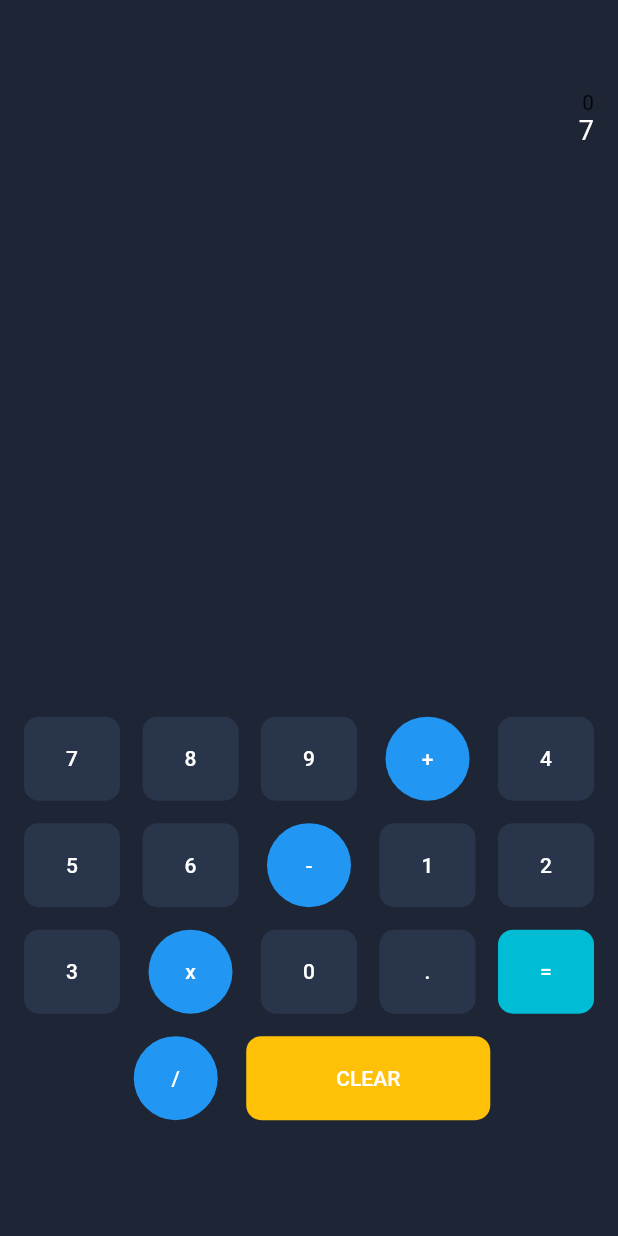
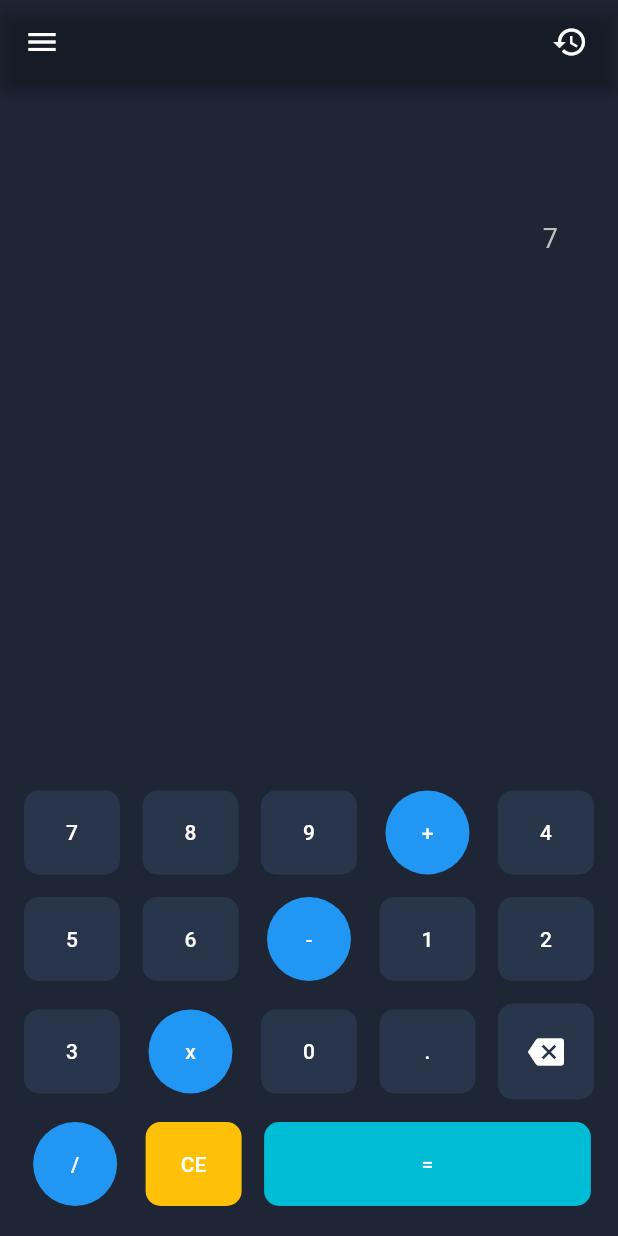
Before and after one commit to Parables/demo_flutter_calculator, a Flutter app: the screen it shows after launch, after a tap on an icon or button, on a phone screen of 412 x 824 dp. Run offline on Flutter 3.47's test engine with Material 2 defaults, Android fonts, the phone set to English and light mode, and no system bars; our stand-ins replace flutter_svg, petitparser, unicons.

Commit message:
alpha_release

```diff
--- a/lib/main.dart
+++ b/lib/main.dart
@@ -1,22 +1,28 @@
 import 'package:calculator/pasrser.dart';
 import 'package:flutter/material.dart';
 import 'package:flutter/widgets.dart';
+import 'package:flutter_svg/flutter_svg.dart';
+import 'package:unicons/unicons.dart';
 
 void main() {
   runApp(HomePage());
 }
 
 class KeyPad {
-  String label;
+  String? label;
   bool? isOperator;
   bool? isEqualsBtn;
   bool? isClearBtn;
+  bool? isBackspaceBtn;
+  Icon? icon;
 
   KeyPad({
-    required this.label,
+    this.label,
     this.isOperator,
     this.isEqualsBtn,
     this.isClearBtn,
+    this.isBackspaceBtn,
+    this.icon,
   });
 }
 
@@ -49,9 +55,35 @@ class _HomePageState extends State<HomePage> {
     return "Syntax Error";
   }
 
-  void handleInput(String label) {
+  bool endsWithOperator() {
+    return inputValue.endsWith("+") ||
+        inputValue.endsWith("-") ||
+        inputValue.endsWith("*") ||
+        inputValue.endsWith("x") ||
+        inputValue.endsWith("/") ||
+        inputValue.endsWith("%");
+  }
+
+  void handleInput(String label, {bool? isOperator}) {
     setState(() {
+      if (isOperator == true && endsWithOperator())
+        inputValue = inputValue.substring(0, inputValue.length - 1);
+      else if (label == ".") {
+        if (inputValue.isEmpty)
+          inputValue = "0.";
+        else if (inputValue.contains("."))
+          return;
+        else
           inputValue += label;
+      } else
+        inputValue += label;
+    });
+  }
+
+  void backspace() {
+    setState(() {
+      if (inputValue.isNotEmpty)
+        inputValue = inputValue.substring(0, inputValue.length - 1);
     });
   }
 
@@ -77,9 +109,15 @@ class _HomePageState extends State<HomePage> {
     KeyPad(label: "x", isOperator: true),
     KeyPad(label: "0"),
     KeyPad(label: "."),
+    KeyPad(
+        icon: Icon(
+          Icons.backspace,
+          color: Colors.white,
+        ),
+        isBackspaceBtn: true),
+    KeyPad(label: "/", isOperator: true),
+    KeyPad(label: "CE", isClearBtn: true),
     KeyPad(label: "=", isEqualsBtn: true),
-    KeyPad(label: "/", isOperator: true),
-    KeyPad(label: "CLEAR", isClearBtn: true),
   ];
 
   @override
@@ -87,30 +125,132 @@ class _HomePageState extends State<HomePage> {
     return MaterialApp(
       home: Scaffold(
         backgroundColor: AppColors().backgroundColor,
-        body: Center(
-          child: SafeArea(
+        appBar: AppBar(
+          backgroundColor: Colors.transparent,
+          actions: [
+            Icon(
+              Icons.history,
+              color: Colors.white,
+            ),
+            SizedBox(width: 20),
+          ],
+        ),
+        drawer: Container(
+          color: Colors.black.withOpacity(0.8),
+          width: 300,
+          child: ListView(
+            children: [
+              DrawerHeader(child: Container()),
+              ListTile(
+                leading: Icon(UniconsLine.sigma, color: Colors.white),
+                title: Text(
+                  "Scientific Calculator",
+                  style: TextStyle(color: Colors.white),
+                ),
+                trailing: Icon(UniconsLine.angle_right, color: Colors.white),
+              ),
+              ListTile(
+                leading: Icon(UniconsLine.dollar_alt, color: Colors.white),
+                title: Text(
+                  "Currency Converter",
+                  style: TextStyle(color: Colors.white),
+                ),
+                trailing: Icon(UniconsLine.angle_right, color: Colors.white),
+              ),
+              ListTile(
+                leading: Icon(UniconsLine.weight, color: Colors.white),
+                title: Text(
+                  "BMI Calculator",
+                  style: TextStyle(color: Colors.white),
+                ),
+                trailing: Icon(UniconsLine.angle_right, color: Colors.white),
+              ),
+              Stack(
+                children: [
+                  Container(
+                    height: 200,
+                    margin: EdgeInsets.symmetric(
+                      horizontal: 40,
+                      vertical: 100,
+                    ),
+                    decoration: BoxDecoration(
+                      color: Colors.amber,
+                      borderRadius: BorderRadius.circular(20),
+                    ),
+                    child: Padding(
+                      padding: const EdgeInsets.all(15.0),
+                      child: Center(
+                        child: RichText(
+                          text: TextSpan(
+                            children: [
+                              TextSpan(
+                                text: "Upgrade to Premium",
+                                style: TextStyle(
+                                  color: Colors.white,
+                                  fontSize: 20,
+                                  fontWeight: FontWeight.w500,
+                                ),
+                              ),
+                              TextSpan(
+                                text:
+                                    "\n\nSolve algebra, quadratic equations, trignometry, calculus and many more... ",
+                                style: TextStyle(
+                                  color: Colors.white,
+                                  fontSize: 18,
+                                ),
+                              )
+                            ],
+                          ),
+                        ),
+                      ),
+                    ),
+                  ),
+                  Positioned(
+                      top: 40,
+                      right: 0,
+                      child: SvgPicture.asset(
+                        "assets/icons/premium.svg",
+                        width: 100,
+                      ))
+                ],
+              )
+            ],
+          ),
+        ),
+        body: SafeArea(
+          child: Stack(
+            children: [
+              Positioned(
+                top: 30,
+                right: 40,
                 child: Column(
                   crossAxisAlignment: CrossAxisAlignment.end,
                   children: [
-                SizedBox(height: 20),
                     Text(
                       answer,
                       style: TextStyle(
                         color: Colors.white,
-                    fontSize: 34,
+                        fontSize: 36,
                         fontWeight: FontWeight.w400,
                       ),
                     ),
-                Text("0"),
+                    SizedBox(height: 20),
                     Text(
                       inputValue,
                       style: TextStyle(
-                    color: Colors.white,
+                        color: Colors.grey.shade400,
                         fontSize: 18,
                       ),
                     ),
-                Spacer(),
-                Expanded(
+                  ],
+                ),
+              ),
+              Positioned(
+                bottom: 20,
+                left: 0,
+                right: 0,
+                child: Container(
+                  width: double.infinity,
                   child: Wrap(
                     spacing: 15,
                     runSpacing: 15,
@@ -124,14 +264,16 @@ class _HomePageState extends State<HomePage> {
                                   ? calcInput()
                                   : keypad.isClearBtn == true
                                       ? clearScreen()
-                                      : handleInput(keypad.label),
+                                      : keypad.isBackspaceBtn == true
+                                          ? backspace()
+                                          : handleInput(keypad.label ?? "",
+                                              isOperator: keypad.isOperator),
                             ))
                         .toList(),
                   ),
                 ),
-                SizedBox(height: 40),
+              ),
             ],
-            ),
           ),
         ),
         /*    bottomSheet: BottomSheet(
@@ -156,8 +298,8 @@ class KeypadWidget extends StatelessWidget {
   Widget build(BuildContext context) {
     return TextButton(
       style: TextButton.styleFrom(
-        padding: keypad.isClearBtn == true
-            ? EdgeInsets.symmetric(horizontal: 60, vertical: 20)
+        padding: keypad.isEqualsBtn == true
+            ? EdgeInsets.symmetric(horizontal: 105, vertical: 20)
             : EdgeInsets.all(20),
         backgroundColor: keypad.isEqualsBtn == true
             ? Colors.cyan
@@ -173,8 +315,10 @@ class KeypadWidget extends StatelessWidget {
               ),
       ),
       onPressed: onPressed,
-      child: Text(
-        keypad.label,
+      child: keypad.icon != null
+          ? keypad.icon!
+          : Text(
+              keypad.label ?? "",
               style: TextStyle(
                 color: Colors.white,
               ),
--- a/pubspec.yaml
+++ b/pubspec.yaml
@@ -24,6 +24,8 @@ dependencies:
   flutter:
     sdk: flutter
   petitparser:
+  unicons: ^2.0.1
+  flutter_svg: ^0.22.0
 
 
   # The following adds the Cupertino Icons font to your application.
@@ -47,8 +49,8 @@ flutter:
   uses-material-design: true
 
   # To add assets to your application, add an assets section, like this:
-  # assets:
-  #   - images/a_dot_burr.jpeg
+  assets:
+    - assets/icons/
   #   - images/a_dot_ham.jpeg
 
   # An image asset can refer to one or more resolution-specific "variants", see
```
Also changed, not shown: assets/icons/premium.svg (added), pubspec.lock. Lines whose indentation alone changed are shown as unchanged.
